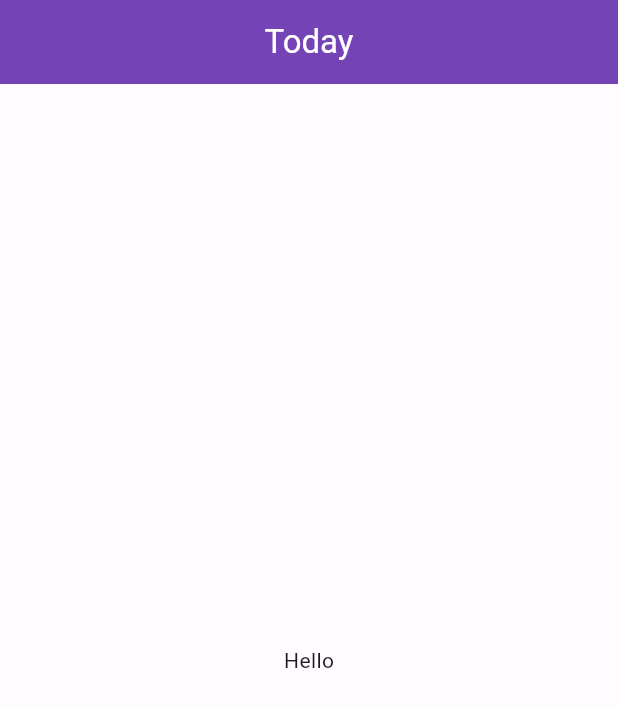
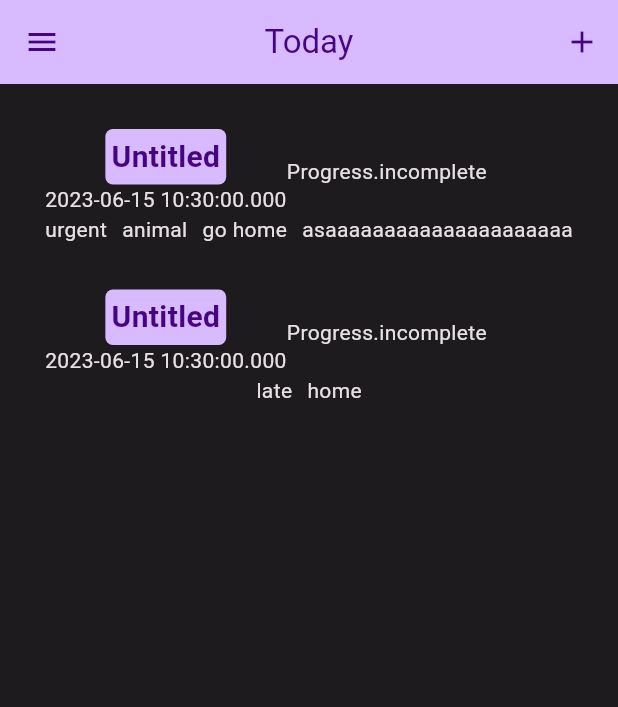
Before and after one commit to jasonly027/DisWeek, a Flutter app: the screen it shows after launch, on a phone screen of 412 x 824 dp. Shown: the top 707 px of the screen. Run offline on Flutter 3.47's test engine with Material 2 defaults, Android fonts, the light colour scheme and no system bars.

Commit message:
Started work on daily tasks page

```diff
--- a/lib/main.dart
+++ b/lib/main.dart
@@ -1,3 +1,4 @@
+import 'package:dis_week/task_components.dart';
 import 'package:flutter/material.dart';
 import 'theme/color_schemes.g.dart';
 
@@ -12,8 +13,8 @@
   Widget build(BuildContext context) {
     return MaterialApp(
       title: 'DisWeek',
-      theme: ThemeData(useMaterial3: true, colorScheme: lightColorScheme),
-      darkTheme: ThemeData(useMaterial3: true, colorScheme: darkColorScheme),
+      theme: ThemeData(useMaterial3: true, colorScheme: darkColorScheme),
+      darkTheme: ThemeData(useMaterial3: true, colorScheme: lightColorScheme),
       home: const Notes(title: 'Today'),
     );
   }
@@ -35,19 +36,39 @@
     return Scaffold(
       appBar: AppBar(
         backgroundColor: Theme.of(context).colorScheme.primary,
-        title: Center(
-          child: Text(widget.title,
-              style: TextStyle(color: Theme.of(context).colorScheme.onPrimary)),
+        title: Text(widget.title,
+              style: TextStyle(color: Theme.of(context).colorScheme.onPrimary),
         ),
+        centerTitle: true,
+        leading: IconButton(
+          icon: const Icon(Icons.menu),
+          color: Theme.of(context).colorScheme.onPrimary,
+          onPressed: () {
+            setState(() {
+              print("setStating");
+            });
+          },
+        ),
+        actions: <Widget>[
+          IconButton(
+            icon: const Icon(Icons.add),
+            color: Theme.of(context).colorScheme.onPrimary,
+            onPressed: () {
+
+            },
+          )
+        ],
       ),
-      body: const Center(
-        child: Column(
-          mainAxisAlignment: MainAxisAlignment.center,
-          children: <Widget>[
-            Text("Hello"),
-          ],
-        ),
-      ),
+      body:
+          Container(
+            margin: EdgeInsets.all(30),
+            child: createDailyView(context, tempList),
+          ),
     );
   }
 }
+
+var tempList = [
+  Task(due: DateTime.now().toLocal(), tags: ['urgent', 'animal', 'go home', 'asaaaaaaaaaaaaaaaaaaaaaaaaa', 'bbbbbbbbbbbbbbb', 'casdasdasdasdasdasdas', 'd']),
+  Task(due: DateTime.now().toLocal(), tags: ['late', 'home']),
+];
--- /dev/null
+++ b/lib/task_components.dart
@@ -0,0 +1,70 @@
+import 'package:flutter/material.dart';
+
+enum Progress { incomplete, complete, checklist }
+
+class Task {
+  String task;
+  DateTime due;
+  List<String> tags;
+  Progress progress;
+
+  Task(
+      {this.task = 'Untitled',
+      required this.due,
+      required this.tags,
+      this.progress = Progress.incomplete});
+}
+
+ListView createDailyView(BuildContext context, List<Task> taskList) {
+  ColorScheme themeColor = Theme.of(context).colorScheme;
+  double mqTextScaleFactor = MediaQuery.of(context).textScaleFactor;
+
+  return (ListView.builder(
+    itemCount: taskList.length,
+    itemBuilder: (BuildContext context, int index) {
+      return Column(
+        children: [
+          Row(
+            children: [
+              Column(
+                children: [
+                  _makeTaskTitle(taskList[index].task, themeColor, mqTextScaleFactor),
+                  Text(taskList[index].due.toLocal().toString()),
+                ],
+              ),
+              Text(taskList[index].progress.toString()),
+            ],
+          ),
+          SizedBox(
+            height: 50,
+            child: ListView.separated(
+              scrollDirection: Axis.horizontal,
+              shrinkWrap: true,
+              separatorBuilder: (context, _) => const SizedBox(width: 10),
+              itemCount: taskList[index].tags.length,
+              itemBuilder: (BuildContext context2, int tagIndex) {
+                return Text(taskList[index].tags[tagIndex]);
+              },
+            ),
+          )
+        ],
+      );
+    },
+  ));
+}
+
+Container _makeTaskTitle(String taskTitle, ColorScheme themeColor, double mqTextScaleFactor) {
+  return Container(
+    decoration: BoxDecoration(
+      borderRadius: const BorderRadius.all(Radius.circular(5)),
+      color: themeColor.primary,
+    ),
+    padding: const EdgeInsets.all(4),
+    child: Text(taskTitle,
+        textScaleFactor: mqTextScaleFactor,
+        style: TextStyle(
+            color: themeColor.onPrimary,
+            fontWeight: FontWeight.bold,
+            fontSize: 20)),
+  );
+}
```
